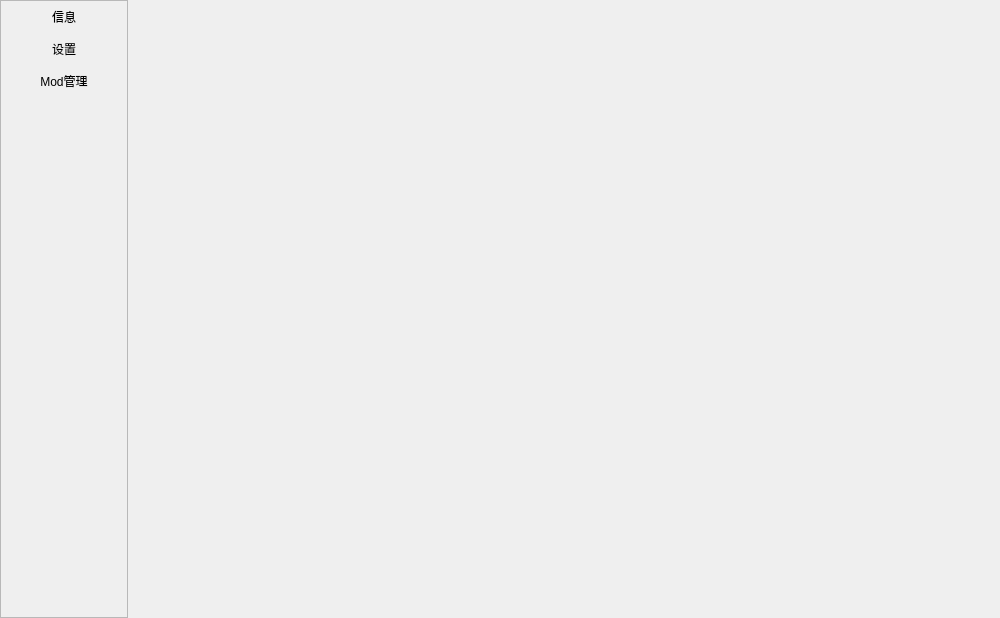
Old version of the form Functions/GameManager/GameManager.ui in the repository 1604042736/FMCL.
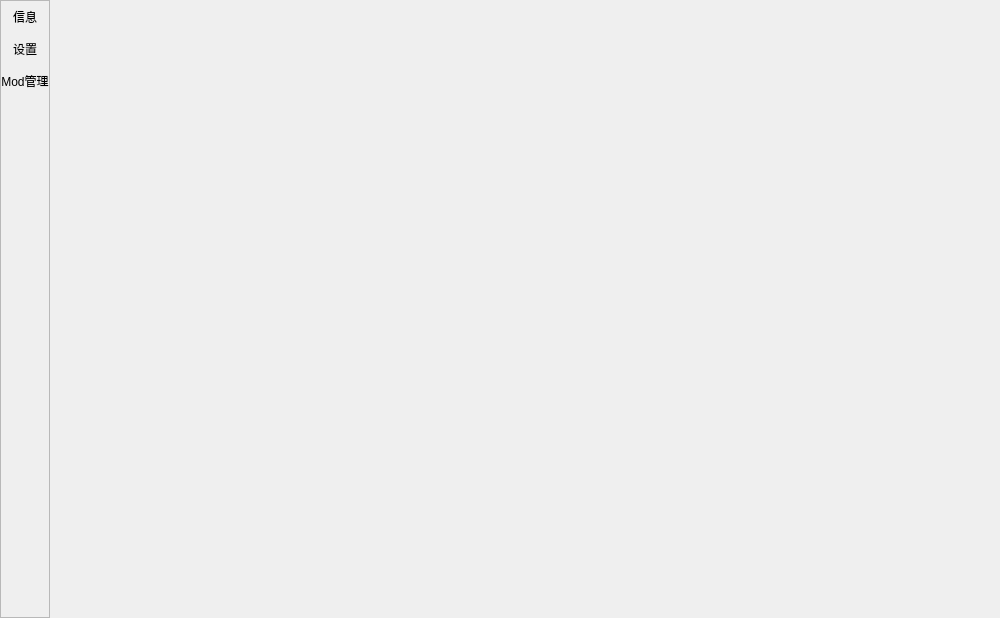
New version of the form.

Diff of the .ui file:
```diff
--- a/Functions/GameManager/GameManager.ui
+++ b/Functions/GameManager/GameManager.ui
@@ -33,7 +33,7 @@
     <widget class="QFrame" name="f_panel">
      <property name="minimumSize">
       <size>
-       <width>128</width>
+       <width>0</width>
        <height>0</height>
       </size>
      </property>
```
